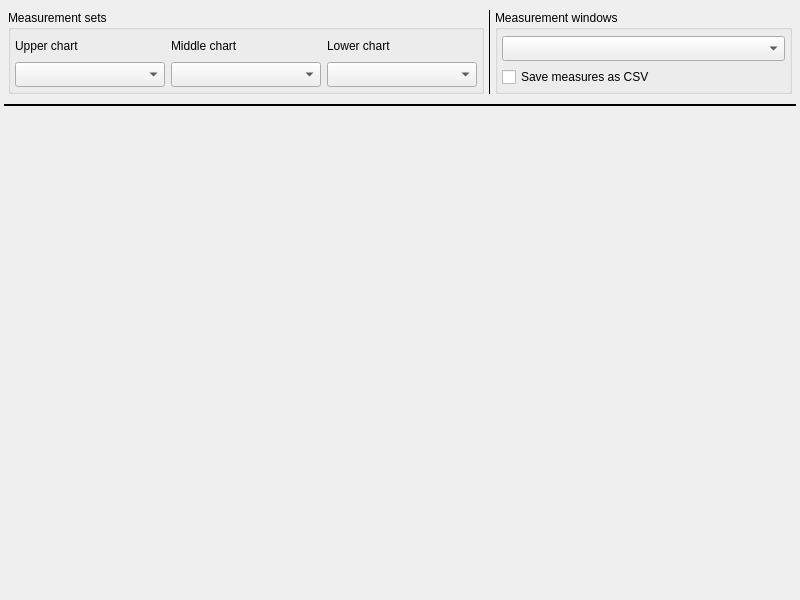
Above: mw4/gui/widgets/measure.ui from mworion/MountWizzard4 before the change. Below: the same form after it.
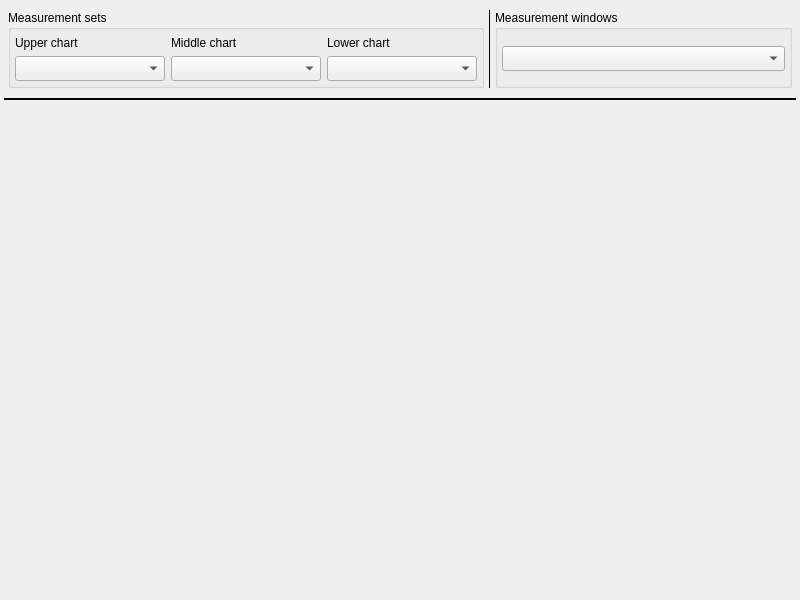
That is the form after the change.

Commit message: made measure window work only when data available

The edit to the form file:
```diff
--- a/mw4/gui/widgets/measure.ui
+++ b/mw4/gui/widgets/measure.ui
@@ -194,13 +194,6 @@
           </property>
          </widget>
         </item>
-        <item row="1" column="0">
-         <widget class="QCheckBox" name="checkSaveCSV">
-          <property name="text">
-           <string>Save measures as CSV</string>
-          </property>
-         </widget>
-        </item>
        </layout>
       </widget>
      </item>
```
The commit also changes 3 other files.
